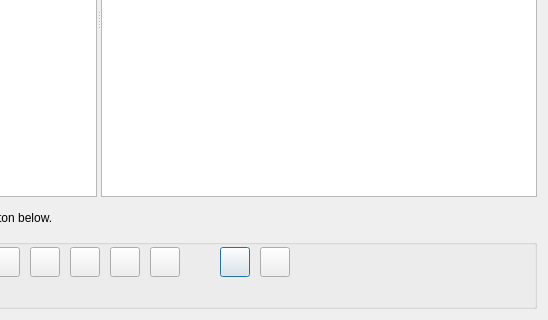
First picture: the form in src/GUI_UIs/ui_manage_references.ui, repository ccbogel/QualCoder, before the edit; both pictures show x 351 to 899 and y 171 to 491 of the 899 by 491 pixel window.
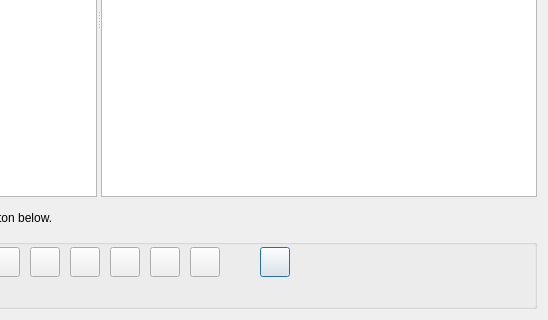
Second picture: the form after the edit.

Commit message: exports refs button

```diff
--- a/src/GUI_UIs/ui_manage_references.ui
+++ b/src/GUI_UIs/ui_manage_references.ui
@@ -88,7 +88,7 @@
      <widget class="QPushButton" name="pushButton_delete_ref">
       <property name="geometry">
        <rect>
-        <x>560</x>
+        <x>600</x>
         <y>8</y>
         <width>30</width>
         <height>30</height>
@@ -133,22 +133,6 @@
        <string/>
       </property>
      </widget>
-     <widget class="QPushButton" name="pushButton_delete_unused_refs">
-      <property name="geometry">
-       <rect>
-        <x>600</x>
-        <y>8</y>
-        <width>30</width>
-        <height>30</height>
-       </rect>
-      </property>
-      <property name="toolTip">
-       <string>Delete all references that are not assigned to files</string>
-      </property>
-      <property name="text">
-       <string/>
-      </property>
-     </widget>
      <widget class="QPushButton" name="pushButton_edit_ref">
       <property name="geometry">
        <rect>
@@ -201,6 +185,22 @@
        <string/>
       </property>
      </widget>
+     <widget class="QPushButton" name="pushButton_export">
+      <property name="geometry">
+       <rect>
+        <x>530</x>
+        <y>8</y>
+        <width>30</width>
+        <height>30</height>
+       </rect>
+      </property>
+      <property name="toolTip">
+       <string>Export references</string>
+      </property>
+      <property name="text">
+       <string/>
+      </property>
+     </widget>
     </widget>
    </item>
   </layout>
```
Left out of the diff: 1 changed line with no effect on the pictures.
